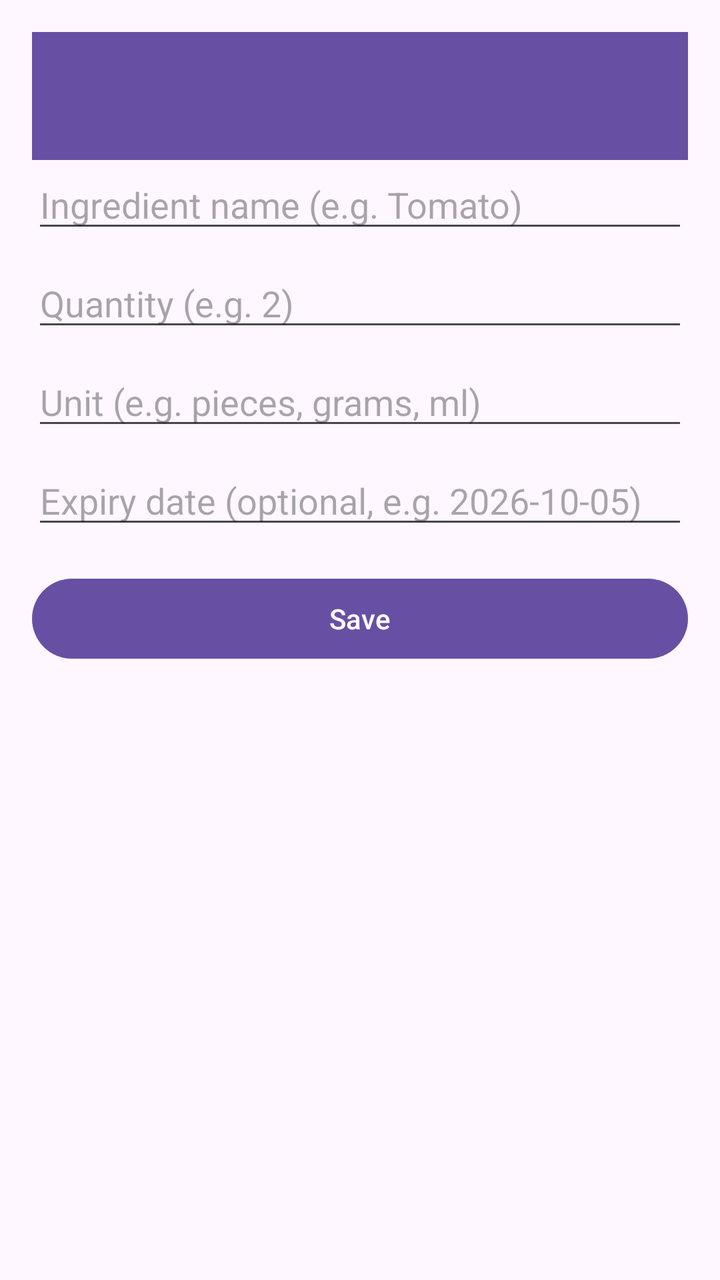
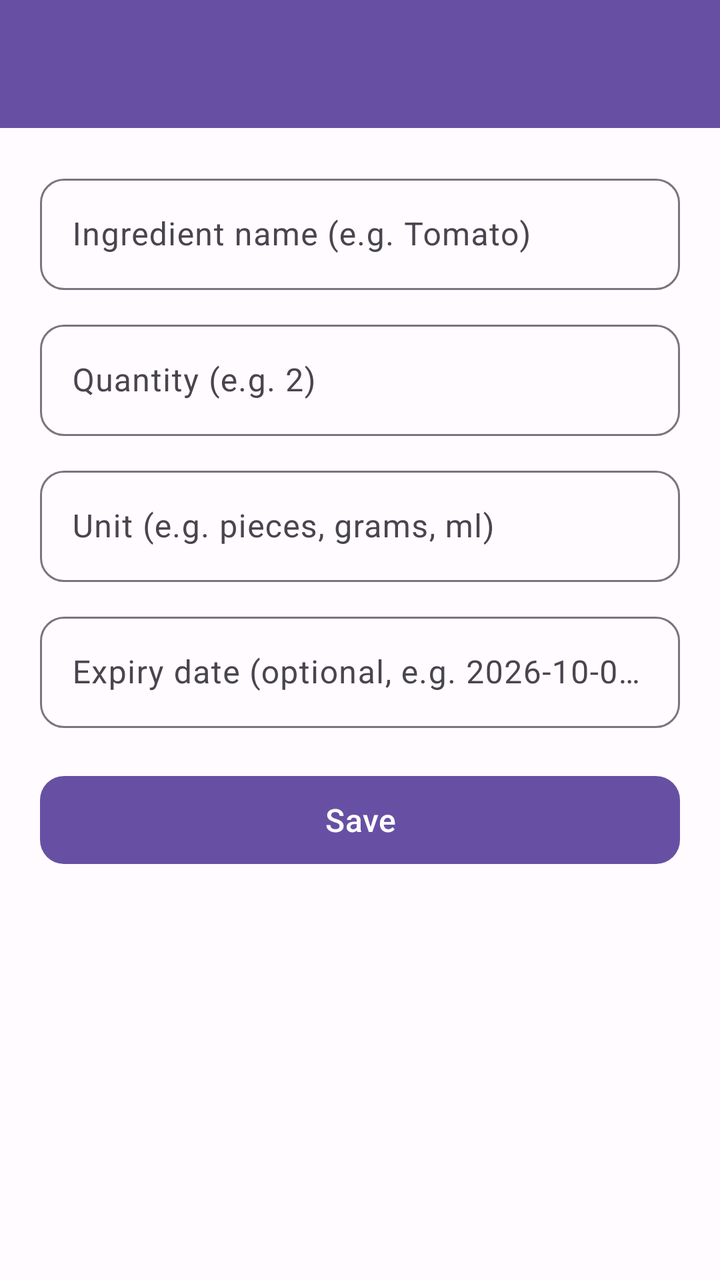

Two renders of the same Android screen: before a commit and after it. Below are the layout's source before the change and the commit's diff.
<!-- AndroidManifest.xml: application theme Theme.SmartPantryManager -->
<!-- res/layout/activity_add_edit_ingredient.xml -->
<?xml version="1.0" encoding="utf-8"?>
<LinearLayout xmlns:android="http://schemas.android.com/apk/res/android"
    android:layout_width="match_parent"
    android:layout_height="match_parent"
    xmlns:app="http://schemas.android.com/apk/res-auto"
    android:orientation="vertical"
    android:padding="16dp"
    android:fitsSystemWindows="true">

    <androidx.appcompat.widget.Toolbar
        android:id="@+id/toolbar"
        android:layout_width="match_parent"
        android:layout_height="?attr/actionBarSize"
        android:background="?attr/colorPrimary"
        android:theme="@style/ThemeOverlay.AppCompat.Dark.ActionBar" />

    <EditText
        android:id="@+id/editTextName"
        android:layout_width="match_parent"
        android:layout_height="wrap_content"
        android:hint="Ingredient name (e.g. Tomato)"/>

    <EditText
        android:id="@+id/editTextQuantity"
        android:layout_width="match_parent"
        android:layout_height="wrap_content"
        android:inputType="numberDecimal"
        android:hint="Quantity (e.g. 2)"
        android:layout_marginTop="8dp"/>

    <EditText
        android:id="@+id/editTextUnit"
        android:layout_width="match_parent"
        android:layout_height="wrap_content"
        android:hint="Unit (e.g. pieces, grams, ml)"
        android:layout_marginTop="8dp"/>

    <EditText
        android:id="@+id/editTextExpiry"
        android:layout_width="match_parent"
        android:layout_height="wrap_content"
        android:hint="Expiry date (optional, e.g. 2026-10-05)"
        android:layout_marginTop="8dp"/>

    <Button
        android:id="@+id/buttonSave"
        android:layout_width="match_parent"
        android:layout_height="wrap_content"
        android:text="Save"
        android:layout_marginTop="16dp"/>

</LinearLayout>
<!-- resources referenced by this layout -->
<resources>
  <style name="Theme.SmartPantryManager" parent="Theme.Material3.DayNight.NoActionBar">
      </style>
</resources>

<!-- the commit's change to res/layout/activity_add_edit_ingredient.xml (unified diff, before → after) -->
@@ -1,52 +1,102 @@
 <?xml version="1.0" encoding="utf-8"?>
 <LinearLayout xmlns:android="http://schemas.android.com/apk/res/android"
+    xmlns:app="http://schemas.android.com/apk/res-auto"
     android:layout_width="match_parent"
     android:layout_height="match_parent"
-    xmlns:app="http://schemas.android.com/apk/res-auto"
     android:orientation="vertical"
-    android:padding="16dp"
-    android:fitsSystemWindows="true">
+    android:fitsSystemWindows="true"
+    android:background="@color/pantry_background">
 
     <androidx.appcompat.widget.Toolbar
         android:id="@+id/toolbar"
         android:layout_width="match_parent"
         android:layout_height="?attr/actionBarSize"
-        android:background="?attr/colorPrimary"
-        android:theme="@style/ThemeOverlay.AppCompat.Dark.ActionBar" />
+        android:background="@color/pantry_primary"
+        android:theme="@style/ThemeOverlay.AppCompat.Dark.ActionBar"/>
 
-    <EditText
-        android:id="@+id/editTextName"
+    <LinearLayout
         android:layout_width="match_parent"
         android:layout_height="wrap_content"
-        android:hint="Ingredient name (e.g. Tomato)"/>
+        android:orientation="vertical"
+        android:padding="20dp">
 
-    <EditText
-        android:id="@+id/editTextQuantity"
-        android:layout_width="match_parent"
-        android:layout_height="wrap_content"
-        android:inputType="numberDecimal"
-        android:hint="Quantity (e.g. 2)"
-        android:layout_marginTop="8dp"/>
+        <com.google.android.material.textfield.TextInputLayout
+            android:layout_width="match_parent"
+            android:layout_height="wrap_content"
+            style="@style/Widget.Material3.TextInputLayout.OutlinedBox"
+            app:boxCornerRadiusTopStart="12dp"
+            app:boxCornerRadiusTopEnd="12dp"
+            app:boxCornerRadiusBottomStart="12dp"
+            app:boxCornerRadiusBottomEnd="12dp">
 
-    <EditText
-        android:id="@+id/editTextUnit"
-        android:layout_width="match_parent"
-        android:layout_height="wrap_content"
-        android:hint="Unit (e.g. pieces, grams, ml)"
-        android:layout_marginTop="8dp"/>
+            <com.google.android.material.textfield.TextInputEditText
+                android:id="@+id/editTextName"
+                android:layout_width="match_parent"
+                android:layout_height="wrap_content"
+                android:hint="Ingredient name (e.g. Tomato)"/>
+        </com.google.android.material.textfield.TextInputLayout>
 
-    <EditText
-        android:id="@+id/editTextExpiry"
-        android:layout_width="match_parent"
-        android:layout_height="wrap_content"
-        android:hint="Expiry date (optional, e.g. 2026-10-05)"
-        android:layout_marginTop="8dp"/>
+        <com.google.android.material.textfield.TextInputLayout
+            android:layout_width="match_parent"
+            android:layout_height="wrap_content"
+            style="@style/Widget.Material3.TextInputLayout.OutlinedBox"
+            android:layout_marginTop="12dp"
+            app:boxCornerRadiusTopStart="12dp"
+            app:boxCornerRadiusTopEnd="12dp"
+            app:boxCornerRadiusBottomStart="12dp"
+            app:boxCornerRadiusBottomEnd="12dp">
 
-    <Button
-        android:id="@+id/buttonSave"
-        android:layout_width="match_parent"
-        android:layout_height="wrap_content"
-        android:text="Save"
-        android:layout_marginTop="16dp"/>
+            <com.google.android.material.textfield.TextInputEditText
+                android:id="@+id/editTextQuantity"
+                android:layout_width="match_parent"
+                android:layout_height="wrap_content"
+                android:inputType="numberDecimal"
+                android:hint="Quantity (e.g. 2)"/>
+        </com.google.android.material.textfield.TextInputLayout>
 
+        <com.google.android.material.textfield.TextInputLayout
+            android:layout_width="match_parent"
+            android:layout_height="wrap_content"
+            style="@style/Widget.Material3.TextInputLayout.OutlinedBox"
+            android:layout_marginTop="12dp"
+            app:boxCornerRadiusTopStart="12dp"
+            app:boxCornerRadiusTopEnd="12dp"
+            app:boxCornerRadiusBottomStart="12dp"
+            app:boxCornerRadiusBottomEnd="12dp">
+
+            <com.google.android.material.textfield.TextInputEditText
+                android:id="@+id/editTextUnit"
+                android:layout_width="match_parent"
+                android:layout_height="wrap_content"
+                android:hint="Unit (e.g. pieces, grams, ml)"/>
+        </com.google.android.material.textfield.TextInputLayout>
+
+        <com.google.android.material.textfield.TextInputLayout
+            android:layout_width="match_parent"
+            android:layout_height="wrap_content"
+            style="@style/Widget.Material3.TextInputLayout.OutlinedBox"
+            android:layout_marginTop="12dp"
+            app:boxCornerRadiusTopStart="12dp"
+            app:boxCornerRadiusTopEnd="12dp"
+            app:boxCornerRadiusBottomStart="12dp"
+            app:boxCornerRadiusBottomEnd="12dp">
+
+            <com.google.android.material.textfield.TextInputEditText
+                android:id="@+id/editTextExpiry"
+                android:layout_width="match_parent"
+                android:layout_height="wrap_content"
+                android:hint="Expiry date (optional, e.g. 2026-10-05)"/>
+        </com.google.android.material.textfield.TextInputLayout>
+
+        <com.google.android.material.button.MaterialButton
+            android:id="@+id/buttonSave"
+            android:layout_width="match_parent"
+            android:layout_height="52dp"
+            android:text="Save"
+            android:textSize="16sp"
+            app:cornerRadius="12dp"
+            app:backgroundTint="@color/pantry_primary"
+            android:layout_marginTop="20dp"/>
+
+    </LinearLayout>
 </LinearLayout>
<!-- resource entries referenced after the edit -->
@@ -1,5 +1,7 @@
 <!-- resources referenced by this layout -->
 <resources>
+  <color name="pantry_background">#FFFBFE</color>
+  <color name="pantry_primary">#6750A4</color>
   <style name="Theme.SmartPantryManager" parent="Theme.Material3.DayNight.NoActionBar">
       </style>
 </resources>
